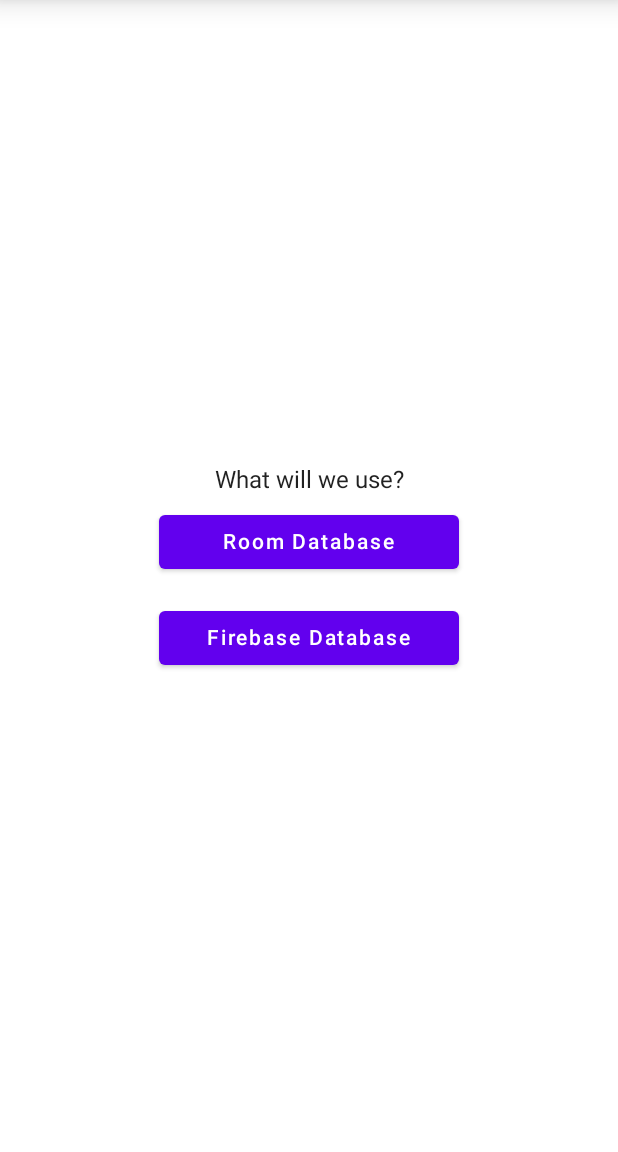
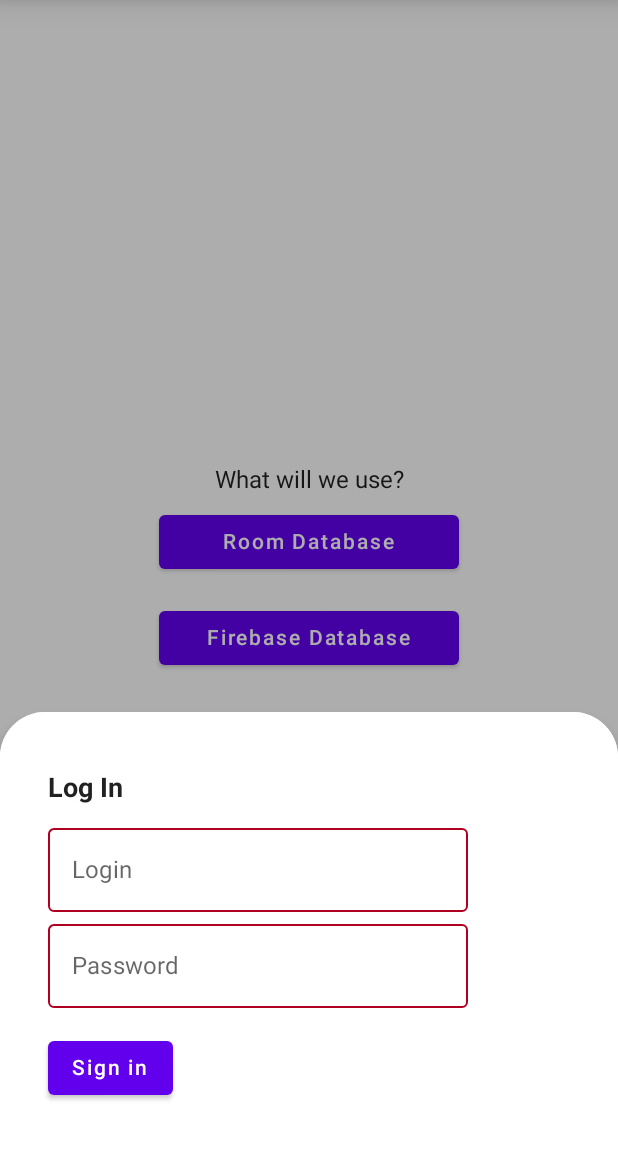
Before and after one commit to borshevskiy/NotesAppCompose, an Android app built with Jetpack Compose: the screen it shows after launch (MainActivity), after a tap on "Firebase Database", on a phone screen of 412 x 824 dp, the part 84-1236 px from its top. Run offline under Robolectric (Android 15) with nearby library versions, the phone set to English and light mode, and no system bars.

```diff
--- a/app/src/main/java/com/borshevskiy/notesappcompose/database/DatabaseRepository.kt
+++ b/app/src/main/java/com/borshevskiy/notesappcompose/database/DatabaseRepository.kt
@@ -12,4 +12,8 @@ interface DatabaseRepository {
     suspend fun update(note: Note, onSuccess: () -> Unit)
 
     suspend fun delete(note: Note, onSuccess: () -> Unit)
+
+    fun signOut() { }
+
+    fun connectToDatabase(onSuccess: () -> Unit, onFail: (String) -> Unit) { }
 }
--- a/app/src/main/java/com/borshevskiy/notesappcompose/screens/StartScreen.kt
+++ b/app/src/main/java/com/borshevskiy/notesappcompose/screens/StartScreen.kt
@@ -2,15 +2,16 @@ package com.borshevskiy.notesappcompose.screens
 
 import android.app.Application
 import androidx.compose.foundation.layout.*
-import androidx.compose.material.Button
-import androidx.compose.material.Scaffold
-import androidx.compose.material.Text
-import androidx.compose.runtime.Composable
+import androidx.compose.foundation.shape.RoundedCornerShape
+import androidx.compose.material.*
+import androidx.compose.runtime.*
 import androidx.compose.ui.Alignment
 import androidx.compose.ui.Modifier
 import androidx.compose.ui.platform.LocalContext
+import androidx.compose.ui.text.font.FontWeight
 import androidx.compose.ui.tooling.preview.Preview
 import androidx.compose.ui.unit.dp
+import androidx.compose.ui.unit.sp
 import androidx.lifecycle.viewmodel.compose.viewModel
 import androidx.navigation.NavHostController
 import androidx.navigation.compose.rememberNavController
@@ -18,18 +19,70 @@ import com.borshevskiy.notesappcompose.MainViewModel
 import com.borshevskiy.notesappcompose.MainViewModelFactory
 import com.borshevskiy.notesappcompose.navigation.NavRoute
 import com.borshevskiy.notesappcompose.ui.theme.NotesAppComposeTheme
+import com.borshevskiy.notesappcompose.utils.Constants
 import com.borshevskiy.notesappcompose.utils.Constants.Keys.FIREBASE_DATABASE
+import com.borshevskiy.notesappcompose.utils.Constants.Keys.LOGIN_TEXT
+import com.borshevskiy.notesappcompose.utils.Constants.Keys.LOG_IN
+import com.borshevskiy.notesappcompose.utils.Constants.Keys.PASSWORD_TEXT
 import com.borshevskiy.notesappcompose.utils.Constants.Keys.ROOM_DATABASE
+import com.borshevskiy.notesappcompose.utils.Constants.Keys.SIGN_IN
 import com.borshevskiy.notesappcompose.utils.Constants.Keys.WHAT_WILL_WE_USE
 import com.borshevskiy.notesappcompose.utils.TYPE_FIREBASE
 import com.borshevskiy.notesappcompose.utils.TYPE_ROOM
+import kotlinx.coroutines.launch
 
+@OptIn(ExperimentalMaterialApi::class)
 @Composable
 fun StartScreen(navHostController: NavHostController, mViewModel: MainViewModel) {
 
-    val mViewModel: MainViewModel
-    = viewModel(factory = MainViewModelFactory(LocalContext.current.applicationContext as Application))
+    val bottomSheetState = rememberModalBottomSheetState(ModalBottomSheetValue.Hidden)
+    val coroutineScope = rememberCoroutineScope()
+    var login by remember { mutableStateOf(Constants.Keys.EMPTY) }
+    var password by remember { mutableStateOf(Constants.Keys.EMPTY) }
 
+    ModalBottomSheetLayout(
+        sheetState = bottomSheetState,
+        sheetElevation = 5.dp,
+        sheetShape = RoundedCornerShape(topStart = 30.dp, topEnd = 30.dp),
+        sheetContent = {
+            Surface {
+                Column(
+                    modifier = Modifier
+                        .fillMaxWidth()
+                        .padding(all = 32.dp)
+                ) {
+                    Text(
+                        text = LOG_IN,
+                        fontSize = 18.sp,
+                        fontWeight = FontWeight.Bold,
+                        modifier = Modifier.padding(vertical = 8.dp)
+                    )
+                    OutlinedTextField(
+                        value = login,
+                        onValueChange = { login = it },
+                        label = { Text(text = LOGIN_TEXT) },
+                        isError = login.isEmpty()
+                    )
+                    OutlinedTextField(
+                        value = password,
+                        onValueChange = { password = it },
+                        label = { Text(text = PASSWORD_TEXT) },
+                        isError = password.isEmpty()
+                    )
+                    Button(
+                        modifier = Modifier.padding(top = 16.dp),
+                        onClick = {
+                            mViewModel.initDatabase(TYPE_FIREBASE) {
+
+                            }
+                        }
+                    ) {
+                        Text(text = SIGN_IN)
+                    }
+                }
+            }
+        }
+    ) {
         Scaffold(modifier = Modifier.fillMaxSize()) {
             Column(modifier = Modifier.fillMaxSize(),
                 horizontalAlignment = Alignment.CenterHorizontally,
@@ -44,12 +97,15 @@ fun StartScreen(navHostController: NavHostController, mViewModel: MainViewModel)
                     Text(text = ROOM_DATABASE)
                 }
                 Button(onClick = {
-                mViewModel.initDatabase(TYPE_FIREBASE) { navHostController.navigate(NavRoute.Main.route) }
+                    coroutineScope.launch {
+                        bottomSheetState.show()
+                    }
                 },
                     modifier = Modifier
                         .width(200.dp)
                         .padding(vertical = 8.dp)) {
                     Text(text = FIREBASE_DATABASE)
+                }
             }
         }
     }
--- a/app/src/main/java/com/borshevskiy/notesappcompose/utils/Constants.kt
+++ b/app/src/main/java/com/borshevskiy/notesappcompose/utils/Constants.kt
@@ -7,6 +7,8 @@ const val TYPE_ROOM = "type_room"
 const val TYPE_FIREBASE = "type_firebase"
 
 lateinit var REPOSITORY: DatabaseRepository
+lateinit var LOGIN: String
+lateinit var PASSWORD: String
 
 object Constants {
     object Keys {
@@ -27,7 +29,11 @@ object Constants {
         const val DELETE = "Delete"
         const val BACK = "Back"
         const val EDIT_NOTE = "Edit note"
+        const val LOG_IN = "Log In"
         const val EMPTY = ""
+        const val SIGN_IN = "Sign in"
+        const val LOGIN_TEXT = "Login"
+        const val PASSWORD_TEXT = "Password"
     }
 
     object Screens {
```
Also changed, not shown: app/src/main/java/com/borshevskiy/notesappcompose/MainViewModel.kt (+7 -0 lines), app/src/main/java/com/borshevskiy/notesappcompose/database/firebase/FirebaseRepositoryImpl.kt (added, +41 -0 lines). Lines whose indentation alone changed are shown as unchanged.
